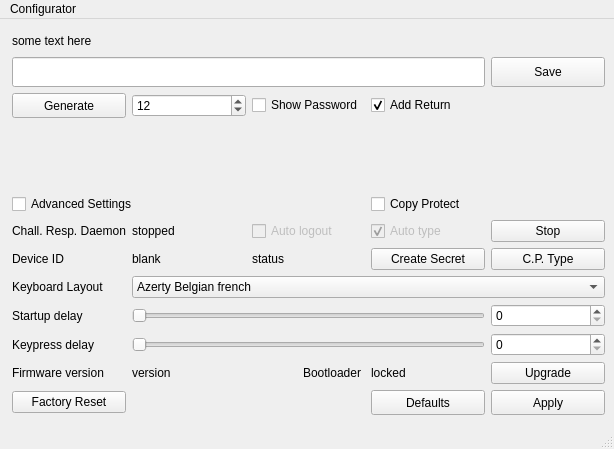
The window that anykey.ui (w-A-L-L-e/anykey-configurator) describes before a commit, drawn with Qt 5.
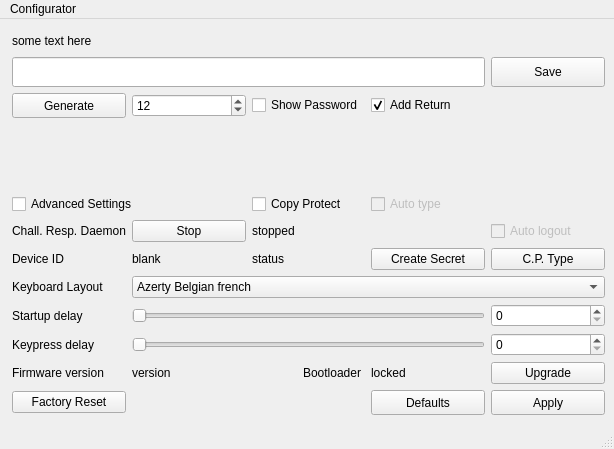
The same window after the commit.

Commit message: various tweaks and bugfixes for windows after gui changes. we also store the flags like auto type now so that if users dont have copy protect no false reads will happen. when they enable it then after saving the configurator starts up with auto type so copy protect works in most cases. there is still a situation where if you have 2 keys one protected, one not that you can get some read errors. but this will most likely stay. Luckily this is handled well with some warning messages. No real crashes left.

Diff of the .ui file:
```diff
--- a/anykey.ui
+++ b/anykey.ui
@@ -90,13 +90,6 @@
         </property>
        </widget>
       </item>
-      <item row="5" column="1">
-       <widget class="QLabel" name="daemonStatusLabel">
-        <property name="text">
-         <string>stopped</string>
-        </property>
-       </widget>
-      </item>
       <item row="8" column="4">
        <widget class="QSpinBox" name="startupDelaySpin"/>
       </item>
@@ -307,13 +300,6 @@
         </property>
        </widget>
       </item>
-      <item row="4" column="3">
-       <widget class="QCheckBox" name="copyProtectToggle">
-        <property name="text">
-         <string>Copy Protect</string>
-        </property>
-       </widget>
-      </item>
       <item row="11" column="4">
        <widget class="QPushButton" name="applyAdvancedSettingsBtn">
         <property name="sizePolicy">
@@ -486,13 +472,6 @@
         </property>
        </widget>
       </item>
-      <item row="5" column="4">
-       <widget class="QPushButton" name="daemonRestartButton">
-        <property name="text">
-         <string>Stop</string>
-        </property>
-       </widget>
-      </item>
       <item row="6" column="4">
        <widget class="QPushButton" name="typeButton">
         <property name="text">
@@ -500,7 +479,14 @@
         </property>
        </widget>
       </item>
-      <item row="5" column="3">
+      <item row="4" column="2">
+       <widget class="QCheckBox" name="copyProtectToggle">
+        <property name="text">
+         <string>Copy Protect</string>
+        </property>
+       </widget>
+      </item>
+      <item row="4" column="3">
        <widget class="QCheckBox" name="daemonAutoType">
         <property name="enabled">
          <bool>false</bool>
@@ -509,11 +495,11 @@
          <string>Auto type</string>
         </property>
         <property name="checked">
-         <bool>true</bool>
+         <bool>false</bool>
         </property>
        </widget>
       </item>
-      <item row="5" column="2">
+      <item row="5" column="4">
        <widget class="QCheckBox" name="daemonAutoLock">
         <property name="enabled">
          <bool>false</bool>
@@ -523,6 +509,20 @@
         </property>
        </widget>
       </item>
+      <item row="5" column="1">
+       <widget class="QPushButton" name="daemonRestartButton">
+        <property name="text">
+         <string>Stop</string>
+        </property>
+       </widget>
+      </item>
+      <item row="5" column="2">
+       <widget class="QLabel" name="daemonStatusLabel">
+        <property name="text">
+         <string>stopped</string>
+        </property>
+       </widget>
+      </item>
      </layout>
     </item>
    </layout>
```
Left out of the diff: 2 changed lines with no effect on the pictures. The commit also changes 5 other files.
